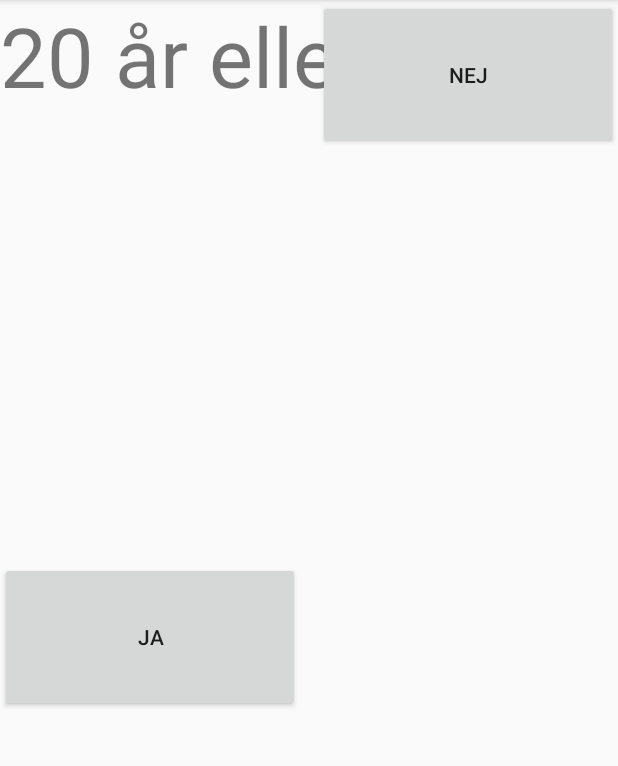
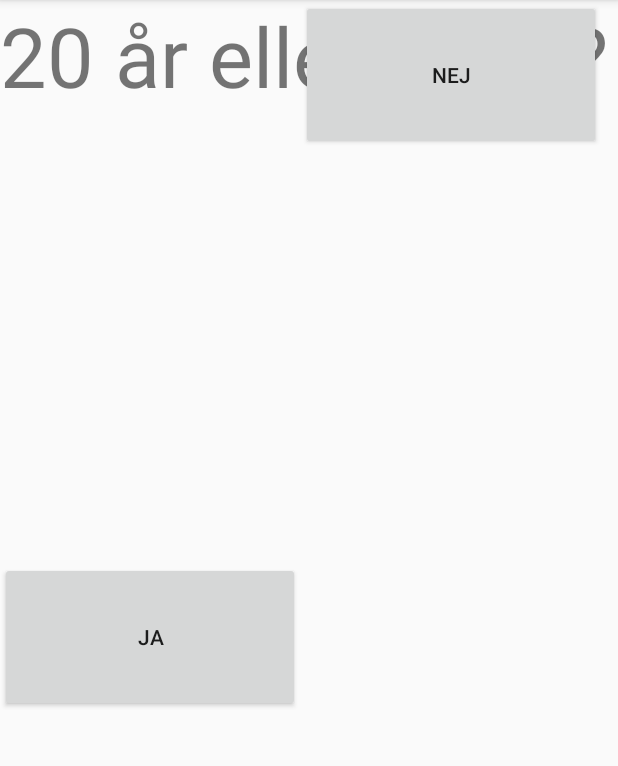
Before and after one commit to arvidkrafft/SystemetApp, an Android app: the screen it shows after launch (ButtonActivity), on a phone screen of 412 x 824 dp, the part 84-850 px from its top. Run offline under Robolectric (Android 15) with nearby library versions, the phone set to English and light mode, and no system bars; our stand-ins replace Volley.

```diff
--- a/app/src/main/java/com/example/systemetapp/ButtonActivity.java
+++ b/app/src/main/java/com/example/systemetapp/ButtonActivity.java
@@ -21,6 +21,6 @@ public class ButtonActivity extends AppCompatActivity {
     }
     public void onButtonClickNo(View view)
     {
-        finishAndRemoveTask();
+        this.finishAffinity();
     }
 }
--- a/app/src/main/res/layout/activity_button.xml
+++ b/app/src/main/res/layout/activity_button.xml
@@ -25,12 +25,13 @@
 
 
     <Button
+        android:id="@+id/Nej"
         android:layout_width="200dp"
         android:layout_height="100dp"
-        android:text="@string/nej"
-        android:id="@+id/Nej"
         android:layout_alignTop="@+id/suggest"
+        android:layout_alignParentEnd="true"
+        android:layout_marginEnd="11dp"
         android:layout_toEndOf="@+id/suggest"
-        android:layout_alignParentEnd="true"
-        android:onClick="onButtonClickNo"/>
+        android:onClick="onButtonClickNo"
+        android:text="@string/nej" />
 </RelativeLayout>
```
